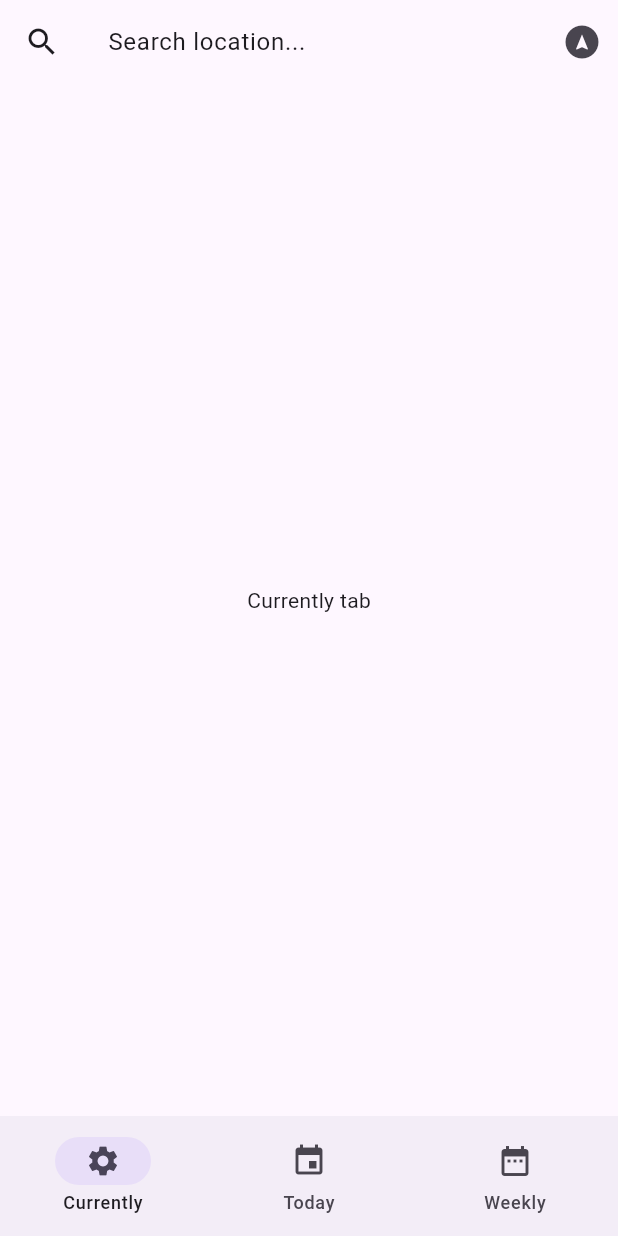
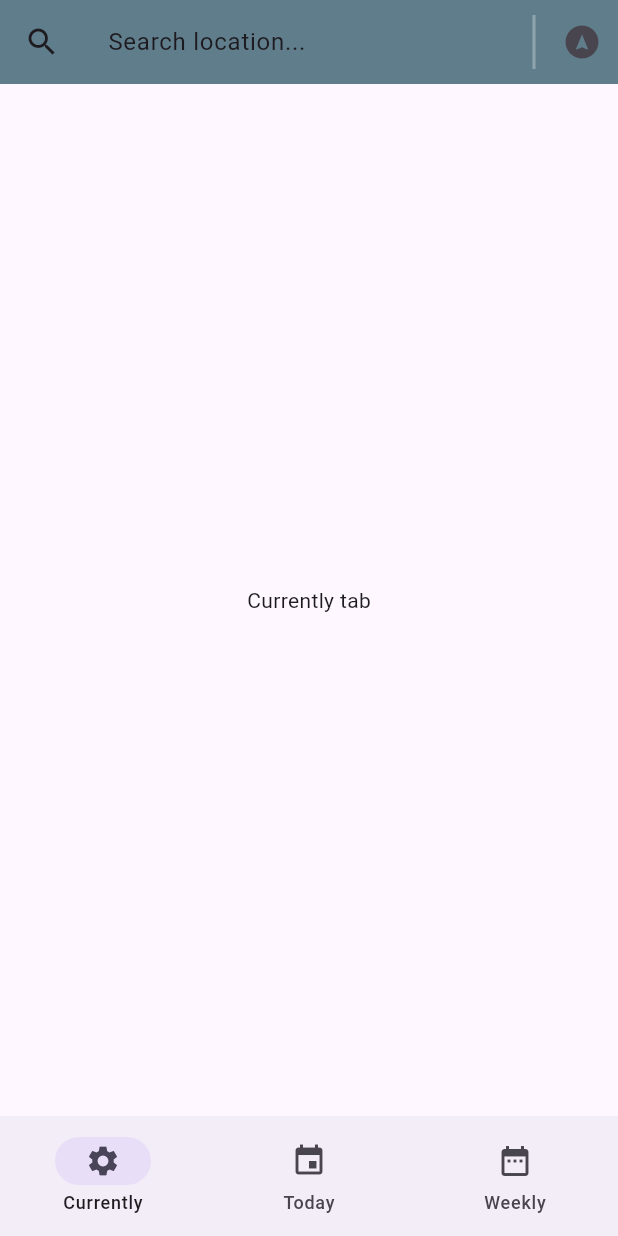
Before and after one commit to harinez2/42_Mobile_Piscine, a Flutter app: the screen it shows after launch, on a phone screen of 412 x 824 dp. Run offline on Flutter 3.47's test engine with Material 3 defaults, Android fonts, the phone set to English and light mode, and no system bars.

Commit message:
added AppBar color and VerticalDivider

```diff
--- a/Module01/ex00/weather_proj/lib/main.dart
+++ b/Module01/ex00/weather_proj/lib/main.dart
@@ -44,6 +44,7 @@ class MainAppState extends State<MainApp> {
     return MaterialApp(
       home: Scaffold(
         appBar: AppBar(
+          backgroundColor: Colors.blueGrey,
           // 左側のアイコン
           leading: const Icon(Icons.search),
           // タイトルテキスト
@@ -56,6 +57,12 @@ class MainAppState extends State<MainApp> {
           ),
           // 右側のアイコン一覧
           actions: <Widget>[
+            VerticalDivider(
+              color: Colors.blueGrey.shade300,
+              thickness: 2,
+              indent: 10,
+              endIndent: 10,
+            ),
             IconButton(
               onPressed: () {},
               icon: const Icon(Icons.assistant_navigation),
```
